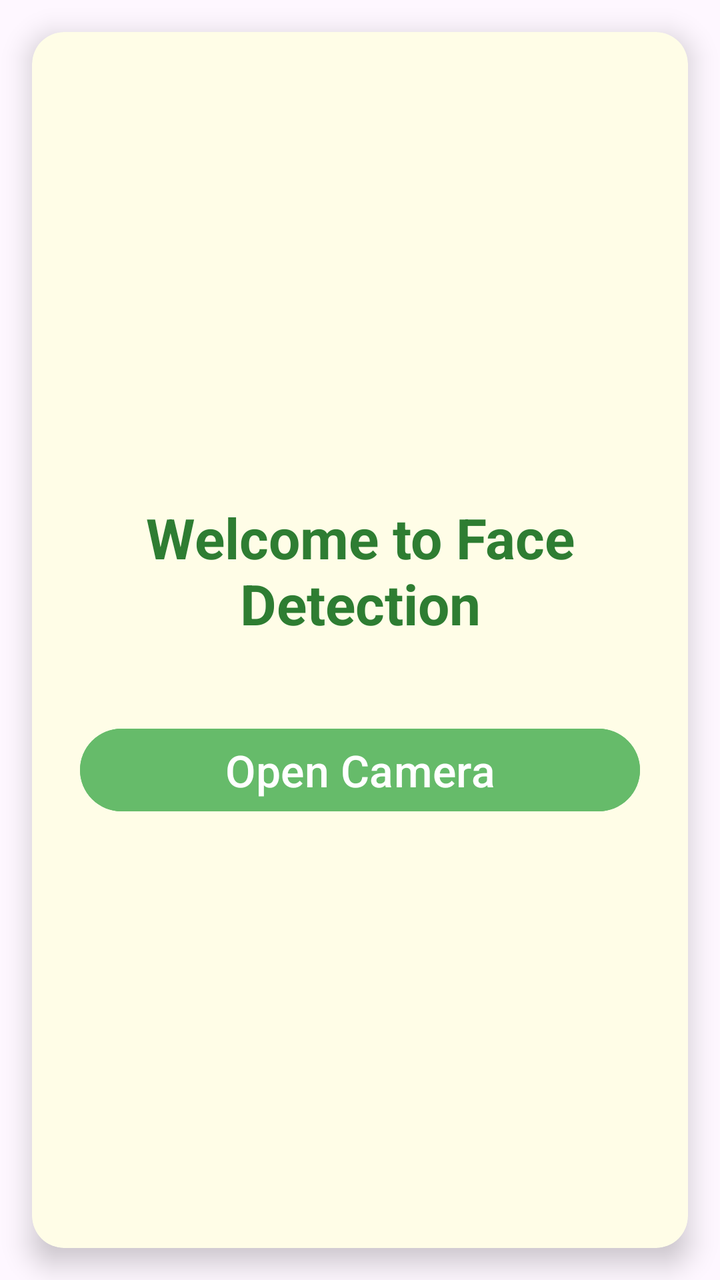
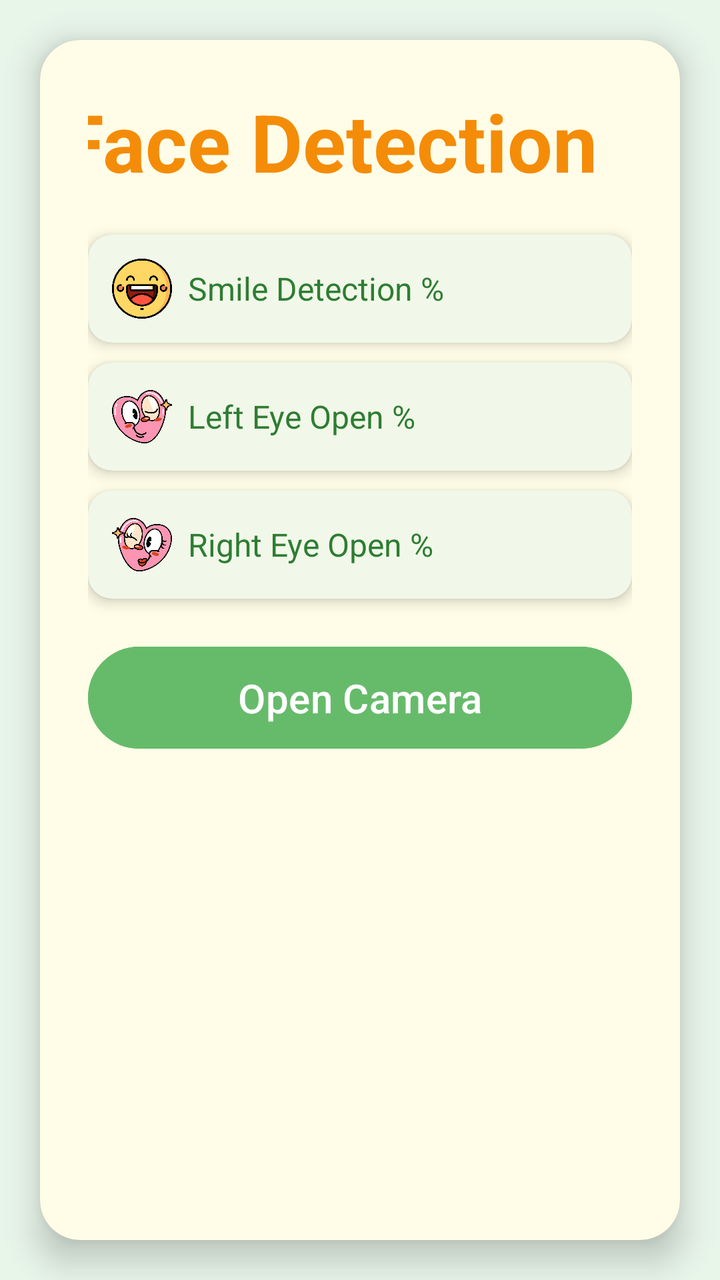

An Android layout rendered at two revisions. The XML below is the earlier revision; the diff shows what the commit changed to produce the second picture.
<!-- AndroidManifest.xml: application theme Theme.FaceDetection -->
<!-- res/layout/activity_home.xml -->
<?xml version="1.0" encoding="utf-8"?>
<androidx.constraintlayout.widget.ConstraintLayout
    xmlns:android="http://schemas.android.com/apk/res/android"
    xmlns:app="http://schemas.android.com/apk/res-auto"
    android:layout_width="match_parent"
    android:layout_height="match_parent">

    <androidx.cardview.widget.CardView
        android:id="@+id/mainCard"
        android:layout_width="0dp"
        android:layout_height="0dp"
        android:layout_margin="16dp"
        android:backgroundTint="#FFFDE7"
        app:cardCornerRadius="16dp"
        app:cardElevation="8dp"
        app:layout_constraintTop_toTopOf="parent"
        app:layout_constraintBottom_toBottomOf="parent"
        app:layout_constraintStart_toStartOf="parent"
        app:layout_constraintEnd_toEndOf="parent">

        <LinearLayout
            android:layout_width="match_parent"
            android:layout_height="match_parent"
            android:orientation="vertical"
            android:padding="24dp"
            android:gravity="center">

            <TextView
                android:id="@+id/tvWelcome"
                android:layout_width="wrap_content"
                android:layout_height="wrap_content"
                android:text="Welcome to Face Detection"
                android:textSize="28sp"
                android:textStyle="bold"
                android:textColor="#2E7D32"
                android:layout_marginTop="20dp"
                android:gravity="center"/>

            <Button
                android:id="@+id/btnTakePhoto"
                android:layout_width="match_parent"
                android:layout_height="wrap_content"
                android:text="Open Camera"
                android:backgroundTint="#66BB6A"
                android:textColor="#FFFFFF"
                android:textSize="22sp"
                android:layout_marginTop="40dp"/>

        </LinearLayout>

    </androidx.cardview.widget.CardView>
</androidx.constraintlayout.widget.ConstraintLayout>
<!-- resources referenced by this layout -->
<resources>
  <style name="Theme.FaceDetection" parent="Base.Theme.FaceDetection" />
  <style name="Base.Theme.FaceDetection" parent="Theme.Material3.DayNight.NoActionBar">
          
          
      </style>
</resources>

<!-- the commit's change to res/layout/activity_home.xml (unified diff, before → after) -->
@@ -3,16 +3,17 @@
     xmlns:android="http://schemas.android.com/apk/res/android"
     xmlns:app="http://schemas.android.com/apk/res-auto"
     android:layout_width="match_parent"
-    android:layout_height="match_parent">
+    android:layout_height="match_parent"
+    android:background="#E8F5E9">
 
     <androidx.cardview.widget.CardView
         android:id="@+id/mainCard"
         android:layout_width="0dp"
         android:layout_height="0dp"
-        android:layout_margin="16dp"
+        android:layout_margin="20dp"
         android:backgroundTint="#FFFDE7"
-        app:cardCornerRadius="16dp"
-        app:cardElevation="8dp"
+        app:cardCornerRadius="20dp"
+        app:cardElevation="10dp"
         app:layout_constraintTop_toTopOf="parent"
         app:layout_constraintBottom_toBottomOf="parent"
         app:layout_constraintStart_toStartOf="parent"
@@ -23,18 +24,108 @@
             android:layout_height="match_parent"
             android:orientation="vertical"
             android:padding="24dp"
-            android:gravity="center">
+            android:gravity="center_horizontal">
 
             <TextView
                 android:id="@+id/tvWelcome"
-                android:layout_width="wrap_content"
+                android:layout_width="300sp"
                 android:layout_height="wrap_content"
-                android:text="Welcome to Face Detection"
-                android:textSize="28sp"
+                android:text="Face Detection"
+                android:textSize="40sp"
                 android:textStyle="bold"
-                android:textColor="#2E7D32"
-                android:layout_marginTop="20dp"
-                android:gravity="center"/>
+                android:textColor="#F48C08"
+                android:layout_marginBottom="20dp"/>
+
+            
+            <androidx.cardview.widget.CardView
+                android:layout_width="match_parent"
+                android:layout_height="wrap_content"
+                app:cardCornerRadius="12dp"
+                app:cardElevation="4dp"
+                android:layout_marginBottom="10dp"
+                android:backgroundTint="#F1F8E9">
+
+                <LinearLayout
+                    android:layout_width="match_parent"
+                    android:layout_height="wrap_content"
+                    android:orientation="horizontal"
+                    android:padding="12dp"
+                    android:gravity="center_vertical">
+
+                    <ImageView
+                        android:layout_width="30dp"
+                        android:layout_height="30dp"
+                        android:src="@drawable/smile"/>
+
+                    <TextView
+                        android:layout_width="wrap_content"
+                        android:layout_height="wrap_content"
+                        android:text="  Smile Detection %"
+                        android:textSize="16sp"
+                        android:textColor="#2E7D32"/>
+                </LinearLayout>
+            </androidx.cardview.widget.CardView>
+
+            
+            <androidx.cardview.widget.CardView
+                android:layout_width="match_parent"
+                android:layout_height="wrap_content"
+                app:cardCornerRadius="12dp"
+                app:cardElevation="4dp"
+                android:layout_marginBottom="10dp"
+                android:backgroundTint="#F1F8E9">
+
+                <LinearLayout
+                    android:layout_width="match_parent"
+                    android:layout_height="wrap_content"
+                    android:orientation="horizontal"
+                    android:padding="12dp"
+                    android:gravity="center_vertical">
+
+                    <ImageView
+                        android:layout_width="30dp"
+                        android:layout_height="30dp"
+                        android:src="@drawable/lefteye"
+                        />
+
+                    <TextView
+                        android:layout_width="wrap_content"
+                        android:layout_height="wrap_content"
+                        android:text="  Left Eye Open %"
+                        android:textSize="16sp"
+                        android:textColor="#2E7D32"/>
+                </LinearLayout>
+            </androidx.cardview.widget.CardView>
+
+            
+            <androidx.cardview.widget.CardView
+                android:layout_width="match_parent"
+                android:layout_height="wrap_content"
+                app:cardCornerRadius="12dp"
+                app:cardElevation="4dp"
+                android:layout_marginBottom="20dp"
+                android:backgroundTint="#F1F8E9">
+
+                <LinearLayout
+                    android:layout_width="match_parent"
+                    android:layout_height="wrap_content"
+                    android:orientation="horizontal"
+                    android:padding="12dp"
+                    android:gravity="center_vertical">
+
+                    <ImageView
+                        android:layout_width="30dp"
+                        android:layout_height="30dp"
+                        android:src="@drawable/righteye"/>
+
+                    <TextView
+                        android:layout_width="wrap_content"
+                        android:layout_height="wrap_content"
+                        android:text="  Right Eye Open %"
+                        android:textSize="16sp"
+                        android:textColor="#2E7D32"/>
+                </LinearLayout>
+            </androidx.cardview.widget.CardView>
 
             <Button
                 android:id="@+id/btnTakePhoto"
@@ -43,10 +134,11 @@
                 android:text="Open Camera"
                 android:backgroundTint="#66BB6A"
                 android:textColor="#FFFFFF"
-                android:textSize="22sp"
-                android:layout_marginTop="40dp"/>
+                android:textSize="20sp"
+                android:padding="12dp"/>
 
         </LinearLayout>
 
     </androidx.cardview.widget.CardView>
+
 </androidx.constraintlayout.widget.ConstraintLayout>
<!-- resource entries referenced after the edit -->
@@ -1,5 +1,8 @@
 <!-- resources referenced by this layout -->
 <resources>
+  <!-- drawable lefteye: png bitmap (drawable, 59743 bytes) -->
+  <!-- drawable righteye: png bitmap (drawable, 61237 bytes) -->
+  <!-- drawable smile: png bitmap (drawable, 37745 bytes) -->
   <style name="Theme.FaceDetection" parent="Base.Theme.FaceDetection" />
   <style name="Base.Theme.FaceDetection" parent="Theme.Material3.DayNight.NoActionBar">
           
